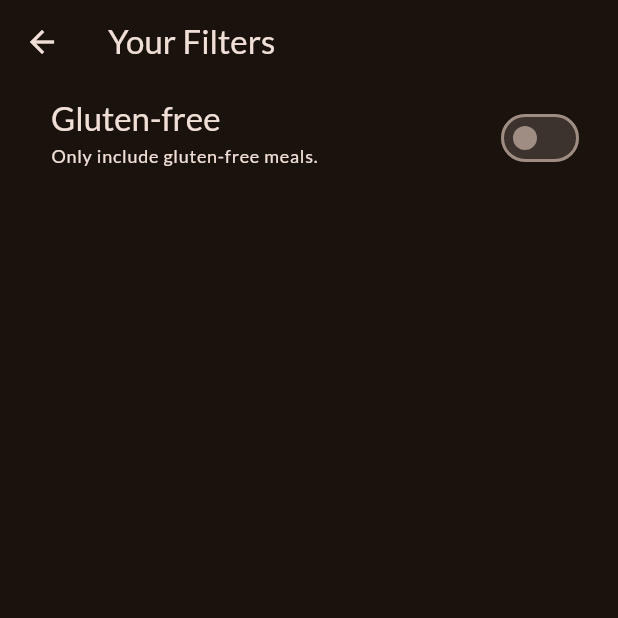
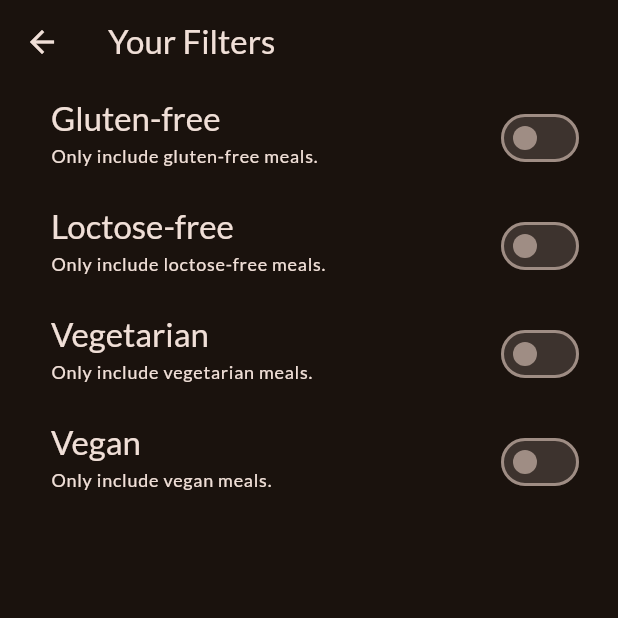
Before and after one commit to Mingzhao91/flutter-delicious-meal, a Flutter app: the FiltersScreen screen opened directly, on a phone screen of 412 x 824 dp, the top half of it. Run offline on Flutter 3.47's test engine with Material 2 defaults, Android fonts, the phone set to English and light mode, and no system bars; our stand-ins replace google_fonts, transparent_image.

Commit message:
add more filters

```diff
--- a/lib/screens/filters.dart
+++ b/lib/screens/filters.dart
@@ -12,6 +12,9 @@
 
 class _FiltersScreenState extends State<FiltersScreen> {
   var _glutenFreeFilterSet = false;
+  var _lactoseFreeFilterSet = false;
+  var _vegetarianFilterSet = false;
+  var _veganFilterSet = false;
 
   @override
   Widget build(BuildContext context) {
@@ -31,6 +34,7 @@
       //     }
       //   },
       // ),
+
       body: Column(
         children: [
           SwitchListTile(
@@ -58,6 +62,81 @@
               right: 22,
             ),
           ),
+          SwitchListTile(
+            value: _lactoseFreeFilterSet,
+            onChanged: (isChecked) {
+              setState(() {
+                _lactoseFreeFilterSet = isChecked;
+              });
+            },
+            title: Text(
+              'Loctose-free',
+              style: Theme.of(context).textTheme.titleLarge!.copyWith(
+                    color: Theme.of(context).colorScheme.onBackground,
+                  ),
+            ),
+            subtitle: Text(
+              'Only include loctose-free meals.',
+              style: Theme.of(context).textTheme.labelMedium!.copyWith(
+                    color: Theme.of(context).colorScheme.onBackground,
+                  ),
+            ),
+            activeColor: Theme.of(context).colorScheme.tertiary,
+            contentPadding: const EdgeInsets.only(
+              left: 34,
+              right: 22,
+            ),
+          ),
+          SwitchListTile(
+            value: _vegetarianFilterSet,
+            onChanged: (isChecked) {
+              setState(() {
+                _vegetarianFilterSet = isChecked;
+              });
+            },
+            title: Text(
+              'Vegetarian',
+              style: Theme.of(context).textTheme.titleLarge!.copyWith(
+                    color: Theme.of(context).colorScheme.onBackground,
+                  ),
+            ),
+            subtitle: Text(
+              'Only include vegetarian meals.',
+              style: Theme.of(context).textTheme.labelMedium!.copyWith(
+                    color: Theme.of(context).colorScheme.onBackground,
+                  ),
+            ),
+            activeColor: Theme.of(context).colorScheme.tertiary,
+            contentPadding: const EdgeInsets.only(
+              left: 34,
+              right: 22,
+            ),
+          ),
+          SwitchListTile(
+            value: _veganFilterSet,
+            onChanged: (isChecked) {
+              setState(() {
+                _veganFilterSet = isChecked;
+              });
+            },
+            title: Text(
+              'Vegan',
+              style: Theme.of(context).textTheme.titleLarge!.copyWith(
+                    color: Theme.of(context).colorScheme.onBackground,
+                  ),
+            ),
+            subtitle: Text(
+              'Only include vegan meals.',
+              style: Theme.of(context).textTheme.labelMedium!.copyWith(
+                    color: Theme.of(context).colorScheme.onBackground,
+                  ),
+            ),
+            activeColor: Theme.of(context).colorScheme.tertiary,
+            contentPadding: const EdgeInsets.only(
+              left: 34,
+              right: 22,
+            ),
+          ),
         ],
       ),
     );
```
